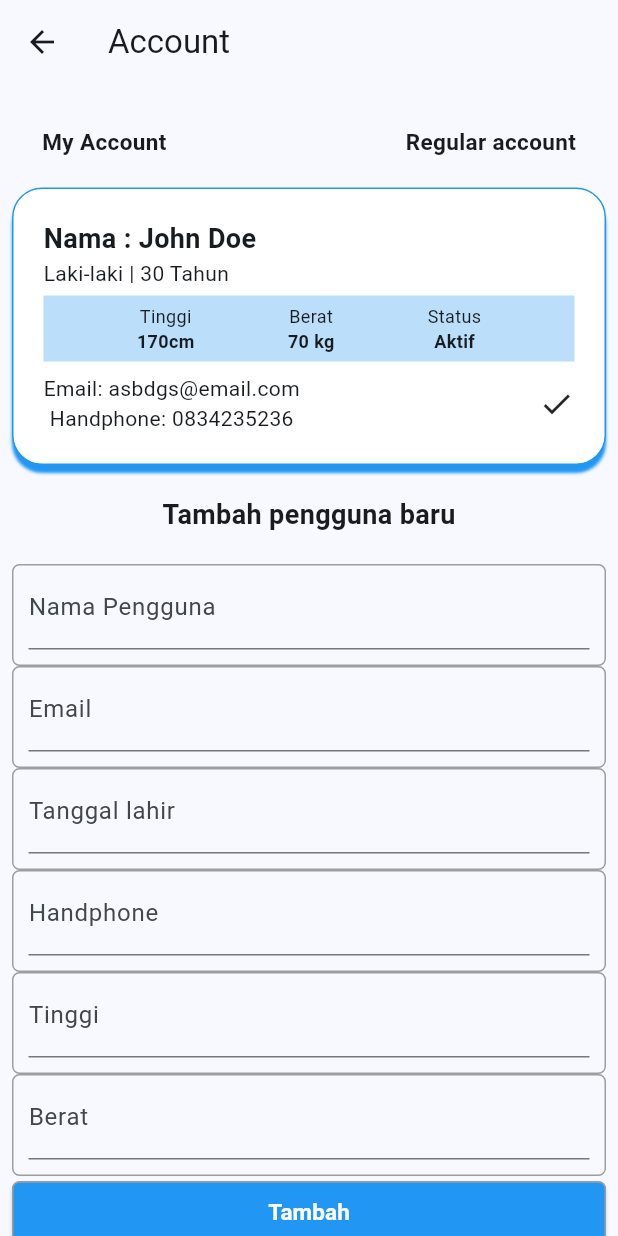
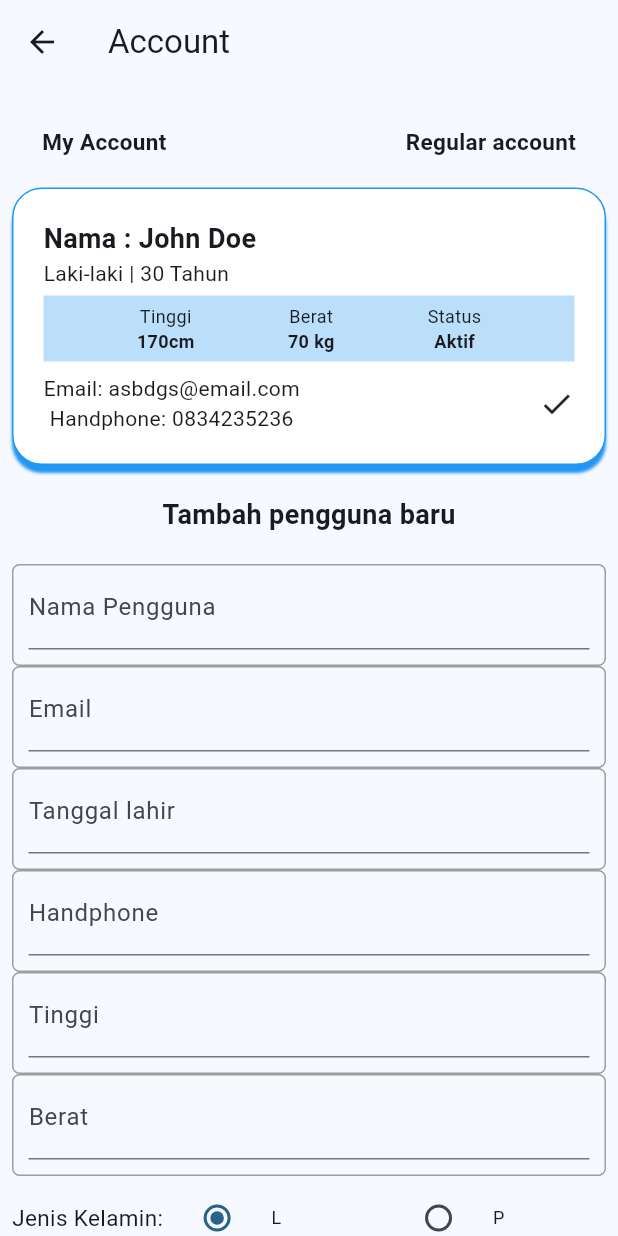
Before and after one commit to g4l3win/bottom_nav, a Flutter app: the AccountPage screen opened by its route, on a phone screen of 412 x 824 dp. Run offline on Flutter 3.47's test engine with Material 3 defaults, Android fonts, the phone set to English and light mode, and no system bars; our stand-ins replace get; missing offline and left inert: dart:ffi; network calls fail.

Commit message:
account page

```diff
--- a/lib/modules/account/binding/account_binding.dart
+++ b/lib/modules/account/binding/account_binding.dart
@@ -0,0 +1,9 @@
+import 'package:get/get.dart';
+import 'package:bottom_nav/modules/account/controller/account_controller.dart';
+
+class AccountBinding extends Bindings {
+  @override
+  void dependencies() {
+    Get.lazyPut<AccountController>(() => AccountController());
+  }
+}
--- a/lib/modules/account/controller/account_controller.dart
+++ b/lib/modules/account/controller/account_controller.dart
@@ -0,0 +1,27 @@
+import 'package:get/get.dart';
+import 'package:bottom_nav/controllers/text_controller.dart';
+enum Gender { lakiLaki, perempuan }
+class AccountController extends GetxController{
+  //cuma buat radio button
+  var selectedGender = Gender.lakiLaki.obs; // Obs untuk reactive state defaultnya laki-laki
+  //late TextController txtController;// untuk buat variabel text controller yang diinisialisasi
+
+  void setSelected(Gender value){
+    selectedGender.value = value;
+  }
+
+  //template untuk controller masa yang akan datang aja
+  // @override
+  // void onInit() async{
+  //   super.onInit();
+  //   onInitialController();
+  // }
+  //
+  // //fungsi untuk memeriksa apakah controller dengan tipe text controller sudah terdaftar
+  // //di dependency manager Get atau belom
+  // void onInitialController(){
+  //   txtController = Get.isRegistered<TextController>() ? Get.find<TextController>() : Get.put(TextController());
+  //   //if TextController sudah registered maka pakai Get.Find untuk dapat text controllernya
+  //   //kalau belum terdaftar maka akan membuat instancenya
+  // }
+}
--- a/lib/modules/account/pages/account_page.dart
+++ b/lib/modules/account/pages/account_page.dart
@@ -1,9 +1,11 @@
+import 'package:bottom_nav/modules/account/controller/account_controller.dart';
 import 'package:flutter/cupertino.dart';
 import 'package:flutter/material.dart';
 import 'component/header.dart';
 import 'component/body.dart';
+import 'package:get/get.dart';
 
-class AccountPage extends StatelessWidget {
+class AccountPage extends GetView<AccountController> {
   @override
   Widget build(BuildContext context) {
     return Scaffold(
--- a/lib/modules/account/pages/component/body.dart
+++ b/lib/modules/account/pages/component/body.dart
@@ -1,8 +1,10 @@
+import 'dart:ffi';
+import 'package:bottom_nav/modules/account/controller/account_controller.dart';
 import 'package:flutter/material.dart';
 import 'package:get/get.dart';
 import 'package:bottom_nav/modules/account/pages/component/textbox.dart';
 
-class Body extends StatelessWidget {
+class Body extends GetView<AccountController> {
   const Body({Key? key}) : super(key: key);
 
   @override
@@ -10,24 +12,63 @@ class Body extends StatelessWidget {
     return Column(
       children: [
         //tambah pengguna baru latihan pakai textbox
-        SizedBox(height: 20,),
-        Text("Tambah pengguna baru", style: TextStyle(
-            fontWeight: FontWeight.bold,
-            fontSize: 18),
+        SizedBox(
+          height: 20,
         ),
-        SizedBox(height: 20,),
+        Text(
+          "Tambah pengguna baru",
+          style: TextStyle(fontWeight: FontWeight.bold, fontSize: 18),
+        ),
+        SizedBox(
+          height: 20,
+        ),
         //ini textboxnya
-        Textbox(label: "Nama Pengguna",),
-        Textbox(label: "Email",),
-        Textbox(label: "Tanggal lahir",),
-        Textbox(label: "Handphone",),
-        Textbox(label: "Tinggi",),
-        Textbox(label: "Berat",),
+        Textbox(
+          label: "Nama Pengguna",
+        ),
+        Textbox(
+          label: "Email",
+        ),
+        Textbox(
+          label: "Tanggal lahir",
+        ),
+        Textbox(
+          label: "Handphone",
+        ),
+        Textbox(
+          label: "Tinggi",
+        ),
+        Textbox(
+          label: "Berat",
+        ),
+        //Row untuk radio button
+        Row(
+          children: [
+            Text("Jenis Kelamin:", style: TextStyle(fontSize: 15),),
+            Expanded(
+              child: Obx(() => RadioListTile<Gender>(
+                title: Text("L", style: TextStyle(fontSize: 12),),
+                value: Gender.lakiLaki,
+                groupValue: controller.selectedGender.value,
+                onChanged: (value) => controller.setSelected(value!),
+              )),
+            ),
+            Expanded(
+              child: Obx(() => RadioListTile<Gender>(
+                title: Text("P", style: TextStyle(fontSize: 12),),
+                value: Gender.perempuan,
+                groupValue: controller.selectedGender.value,
+                onChanged: (value) => controller.setSelected(value!),
+              )),
+            ),
+          ],
+        ),
+
         //button
         SizedBox(
           width: double.infinity, //biar selebar parent container
           child: ElevatedButton(
-              onPressed: ()=> Get.snackbar(
+              onPressed: () => Get.snackbar(
                     "Sukses", // Judul snackbar
                     "User baru telah ditambahkan!", // Isi pesan
                     snackPosition: SnackPosition.BOTTOM, // Posisinya di bawah
@@ -35,14 +76,23 @@ class Body extends StatelessWidget {
                     colorText: Colors.white, // Warna teks
                     borderRadius: 8,
                     margin: EdgeInsets.all(10),
-                duration: Duration(seconds: 2), // Snackbar muncul selama 2 detik
-                icon: Icon(Icons.check_circle, color: Colors.white), // Ikon di snackbar
+                    duration:
+                        Duration(seconds: 2), // Snackbar muncul selama 2 detik
+                    icon: Icon(Icons.check_circle,
+                        color: Colors.white), // Ikon di snackbar
                   ),
-              child: Text("Tambah",style: TextStyle(fontSize: 15, fontWeight: FontWeight.bold, color: Colors.white),),
+              child: Text(
+                "Tambah",
+                style: TextStyle(
+                    fontSize: 15,
+                    fontWeight: FontWeight.bold,
+                    color: Colors.white),
+              ),
               style: ElevatedButton.styleFrom(
                 backgroundColor: Colors.blue,
                 shape: RoundedRectangleBorder(
-                  borderRadius: BorderRadius.circular(5), // Menambahkan border radius untuk sudut melengkung
+                  borderRadius: BorderRadius.circular(
+                      5), // Menambahkan border radius untuk sudut melengkung
                   side: BorderSide(
                     color: Colors.grey, // Warna border
                     width: 1, // Ketebalan border
@@ -53,7 +103,6 @@ class Body extends StatelessWidget {
               )),
         )
       ],
-
     );
   }
 }
--- a/lib/modules/account/pages/component/textbox.dart
+++ b/lib/modules/account/pages/component/textbox.dart
@@ -1,6 +1,8 @@
 import 'package:flutter/material.dart';
+import 'package:bottom_nav/modules/account/controller/account_controller.dart';
+import 'package:get/get.dart';
 
-class Textbox extends StatelessWidget {
+class Textbox extends GetView<AccountController> {
   final String label;
 
   const Textbox({Key? key,
@@ -14,7 +16,9 @@ class Textbox extends StatelessWidget {
           borderRadius: BorderRadius.circular(5),
           border: Border.all(color: Colors.grey)
       ),
-      child: TextField(decoration: InputDecoration(
+      child: TextField(
+        //controller: controller.txtController.textEditingController.value,
+        decoration: InputDecoration(
         labelText: label,
       ),),
     );
--- a/lib/modules/browse/pages/components/header.dart
+++ b/lib/modules/browse/pages/components/header.dart
@@ -5,8 +5,6 @@ import 'package:bottom_nav/modules/browse/controller/browse_controller.dart';
 
 //getView <BrowseController> itu pake punya bindingController
 class Header extends GetView<BrowseController> {
- // BrowseController controller = Get.put(BrowseController());
-  //TextController textController = Get.put(TextController());
 
   Header({Key? key}) : super(key: key);
 
--- a/lib/navigation/pages.dart
+++ b/lib/navigation/pages.dart
@@ -2,12 +2,14 @@ import 'package:get/get.dart';
 import 'package:bottom_nav/modules/home/pages/home_page.dart';
 import 'package:bottom_nav/modules/home/binding/home_binding.dart';
 import 'package:bottom_nav/modules/account/pages/account_page.dart';
+import 'package:bottom_nav/modules/account/binding/account_binding.dart';
 import 'package:bottom_nav/modules/browse/binding/browse_binding.dart';
 import 'package:bottom_nav/modules/browse/pages/browse_page.dart';
 import 'package:bottom_nav/modules/settings/binding/settings_binding.dart';
 import 'package:bottom_nav/modules/settings/pages/settings_page.dart';
 import 'package:bottom_nav/controllers/text_controller_binding.dart';
 import 'package:bottom_nav/controllers/date_binding.dart';
+
 import 'routes.dart';
 
 class AppPages{
@@ -21,7 +23,7 @@ class AppPages{
   static final routes = [
     GetPage(name: Routes.home, page: ()=> HomePage(), bindings: [HomeBinding(), SettingsBinding()] //settings lokasinya ada di dalam home juga jadi harus di inisialisasi juga di halaman pages
     ),
-    GetPage(name: Routes.account, page: ()=> AccountPage()
+    GetPage(name: Routes.account, page: ()=> AccountPage(), binding: AccountBinding()
     ),
     GetPage(name: Routes.browse, page: ()=> BrowsePage(), bindings: [BrowseBinding(), TextControllerBinding(), DateBinding()]
     ),
```
Lines whose indentation alone changed are shown as unchanged.
